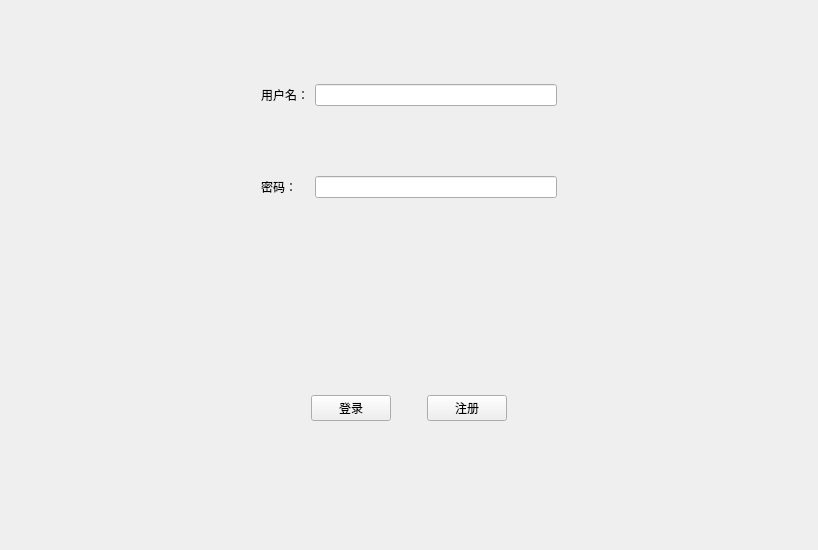
Above: login.ui from Weies/Curriculum-Design-For-Database before the change. Below: the same form after it.
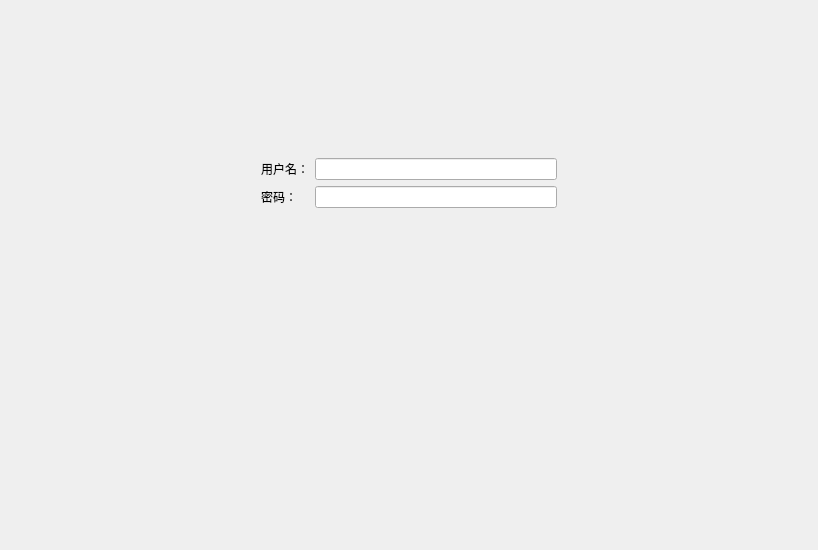
That is the form after the change.

Diff of the .ui file:
```diff
--- a/login.ui
+++ b/login.ui
@@ -22,6 +22,12 @@
   <layout class="QVBoxLayout" name="verticalLayout">
    <item>
     <widget class="QWidget" name="widget" native="true">
+     <property name="sizePolicy">
+      <sizepolicy hsizetype="Preferred" vsizetype="Fixed">
+       <horstretch>0</horstretch>
+       <verstretch>0</verstretch>
+      </sizepolicy>
+     </property>
      <layout class="QGridLayout" name="gridLayout">
       <item row="1" column="1">
        <widget class="QLabel" name="label_2">
@@ -47,7 +53,11 @@
        </spacer>
       </item>
       <item row="1" column="2">
-       <widget class="QLineEdit" name="lineEdit_2"/>
+       <widget class="QLineEdit" name="lineEdit_2">
+        <property name="echoMode">
+         <enum>QLineEdit::Password</enum>
+        </property>
+       </widget>
       </item>
       <item row="0" column="1">
        <widget class="QLabel" name="label">
@@ -74,6 +84,12 @@
    </item>
    <item>
     <widget class="QWidget" name="widget_2" native="true">
+     <property name="sizePolicy">
+      <sizepolicy hsizetype="Preferred" vsizetype="Fixed">
+       <horstretch>0</horstretch>
+       <verstretch>0</verstretch>
+      </sizepolicy>
+     </property>
      <layout class="QHBoxLayout" name="horizontalLayout">
       <item>
        <spacer name="horizontalSpacer_3">
@@ -88,13 +104,6 @@
         </property>
        </spacer>
       </item>
-      <item>
-       <widget class="QPushButton" name="pushButton">
-        <property name="text">
-         <string>登录</string>
-        </property>
-       </widget>
-      </item>
       <item>
        <spacer name="horizontalSpacer_5">
         <property name="orientation">
@@ -111,13 +120,6 @@
         </property>
        </spacer>
       </item>
-      <item>
-       <widget class="QPushButton" name="pushButton_2">
-        <property name="text">
-         <string>注册</string>
-        </property>
-       </widget>
-      </item>
       <item>
        <spacer name="horizontalSpacer_4">
         <property name="orientation">
```
